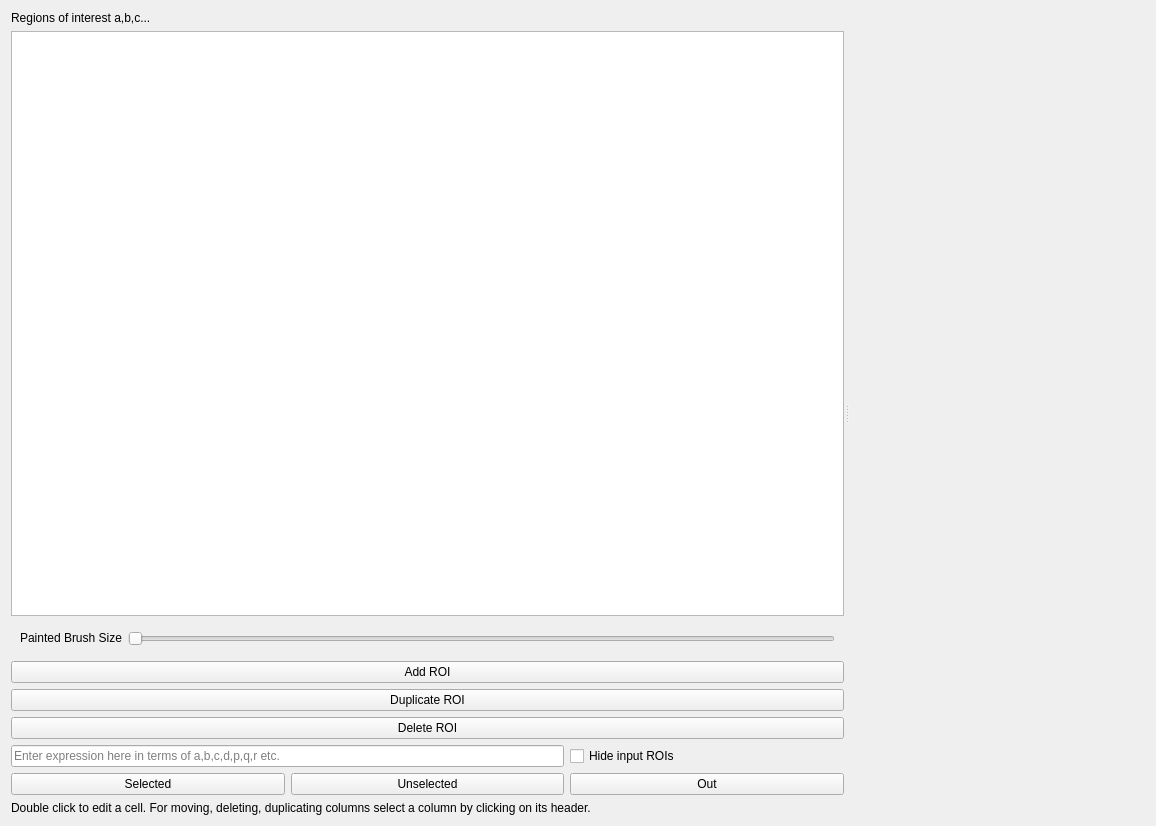
Old version of the form src/pcot/assets/tabroiexpr.ui in the repository AU-ExoMars/PCOT.
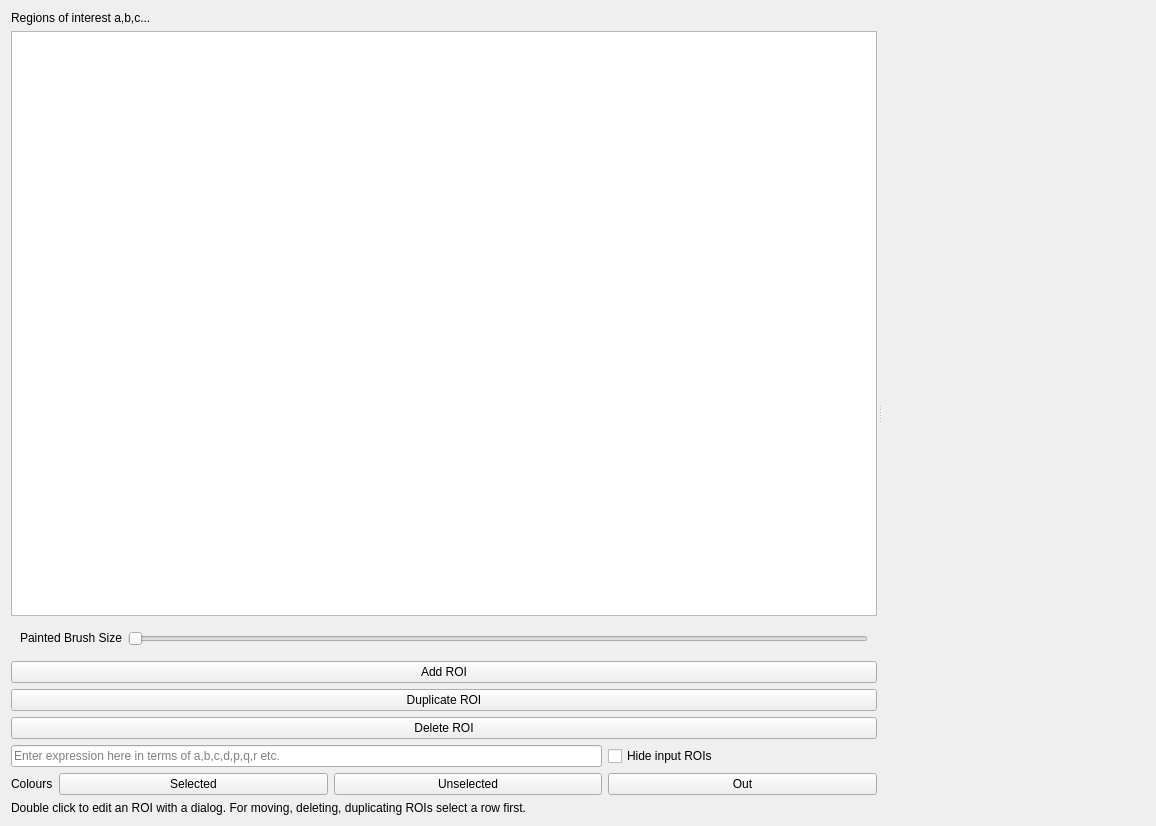
New version of the form. Custom widgets are drawn as their Qt base class.

The edit to the form file:
```diff
--- a/src/pcot/assets/tabroiexpr.ui
+++ b/src/pcot/assets/tabroiexpr.ui
@@ -139,38 +139,51 @@
           <property name="bottomMargin">
            <number>0</number>
           </property>
-          <item row="0" column="0" colspan="2">
-           <widget class="QLineEdit" name="exprEdit">
-            <property name="placeholderText">
-             <string>Enter expression here in terms of a,b,c,d,p,q,r etc.</string>
-            </property>
-           </widget>
-          </item>
-          <item row="2" column="2">
+          <item row="2" column="3">
            <widget class="QPushButton" name="outColButton">
             <property name="text">
              <string>Out</string>
             </property>
            </widget>
           </item>
-          <item row="2" column="1">
+          <item row="0" column="3">
+           <widget class="QCheckBox" name="hideCheck">
+            <property name="text">
+             <string>Hide input ROIs</string>
+            </property>
+           </widget>
+          </item>
+          <item row="2" column="2">
            <widget class="QPushButton" name="unselColButton">
             <property name="text">
              <string>Unselected</string>
             </property>
            </widget>
           </item>
-          <item row="2" column="0">
+          <item row="2" column="1">
            <widget class="QPushButton" name="selColButton">
             <property name="text">
              <string>Selected</string>
             </property>
            </widget>
           </item>
-          <item row="0" column="2">
-           <widget class="QCheckBox" name="hideCheck">
+          <item row="2" column="0">
+           <widget class="QLabel" name="label">
+            <property name="sizePolicy">
+             <sizepolicy hsizetype="Maximum" vsizetype="Preferred">
+              <horstretch>0</horstretch>
+              <verstretch>0</verstretch>
+             </sizepolicy>
+            </property>
             <property name="text">
-             <string>Hide input ROIs</string>
+             <string>Colours</string>
+            </property>
+           </widget>
+          </item>
+          <item row="0" column="0" colspan="3">
+           <widget class="QLineEdit" name="exprEdit">
+            <property name="placeholderText">
+             <string>Enter expression here in terms of a,b,c,d,p,q,r etc.</string>
             </property>
            </widget>
           </item>
@@ -180,7 +193,7 @@
        <item>
         <widget class="QLabel" name="label_3">
          <property name="text">
-          <string>Double click to edit a cell. For moving, deleting, duplicating columns select a column by clicking on its header.</string>
+          <string>Double click to edit an ROI with a dialog. For moving, deleting, duplicating ROIs select a row first.</string>
          </property>
          <property name="wordWrap">
           <bool>true</bool>
```
Left out of the diff: 3 changed lines with no effect on the pictures.
